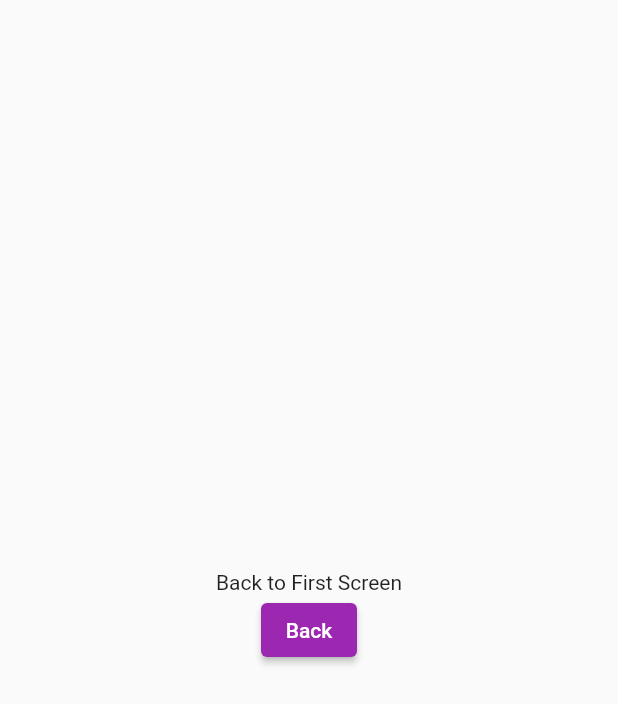
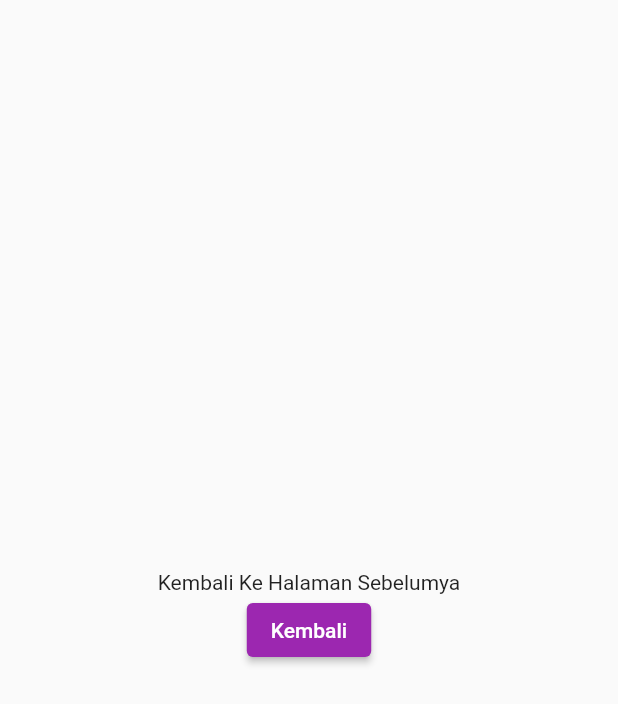
Before and after one commit to dianprawira/flutter_starter, a Flutter app: the AnotherScreen screen opened by its route, on a phone screen of 412 x 824 dp. Shown: the top 704 px of the screen. Run offline on Flutter 3.47's test engine with Material 2 defaults, Android fonts, the phone set to English and light mode, and no system bars.

Commit message:
Perbaikan pada data

```diff
--- a/lib/ui/another_screen.dart
+++ b/lib/ui/another_screen.dart
@@ -9,10 +9,10 @@ class AnotherScreen extends StatelessWidget {
       body: Center(
         child: Column(
           mainAxisAlignment: MainAxisAlignment.center,
-          children: <Widget>[
-            const Text('Back to First Screen'),
+          children: [
+            const Text('Kembali Ke Halaman Sebelumya'),
             ElevatedButton(
-              child: const Text('Back'),
+              child: const Text('Kembali'),
               onPressed: () {
                 Navigator.pop(context);
               },
--- a/lib/ui/my_home_page.dart
+++ b/lib/ui/my_home_page.dart
@@ -17,20 +17,20 @@ class MyHomePage extends StatelessWidget {
           mainAxisAlignment: MainAxisAlignment.center,
           children: <Widget>[
             ElevatedButton(
-              child: const Text('Go to Second Screen'),
+              child: const Text('Halaman Kedua'),
               onPressed: () {
                 Navigator.pushNamed(context, '/secondScreen');
               },
             ),
             ElevatedButton(
-              child: const Text('Navigation with Data'),
+              child: const Text('Navigasi Beserta Data'),
               onPressed: () {
                 Navigator.pushNamed(context, '/secondScreenWithData',
-                    arguments: 'Hello from First Screen!');
+                    arguments: 'Ini merupakan teks dari halaman awal!');
               },
             ),
             ElevatedButton(
-              child: const Text('Return Data from Another Screen'),
+              child: const Text('Mengembalikan Data dari Halaman Sebelumnya'),
               onPressed: () async {
                 final scaffoldMessenger = ScaffoldMessenger.of(context);
                 final result =
@@ -40,7 +40,7 @@ class MyHomePage extends StatelessWidget {
               },
             ),
             ElevatedButton(
-              child: const Text('Replace Screen'),
+              child: const Text('Halaman Tertimpa'),
               onPressed: () {
                 Navigator.pushNamed(context, '/replacementScreen');
               },
--- a/lib/ui/replacement_screen.dart
+++ b/lib/ui/replacement_screen.dart
@@ -8,7 +8,7 @@ class ReplacementScreen extends StatelessWidget {
     return Scaffold(
       body: Center(
         child: ElevatedButton(
-          child: const Text('Open Another Screen'),
+          child: const Text('Buka Halaman Berikutnya'),
           onPressed: () {
             Navigator.pushReplacementNamed(context, '/anotherScreen');
           },
```
